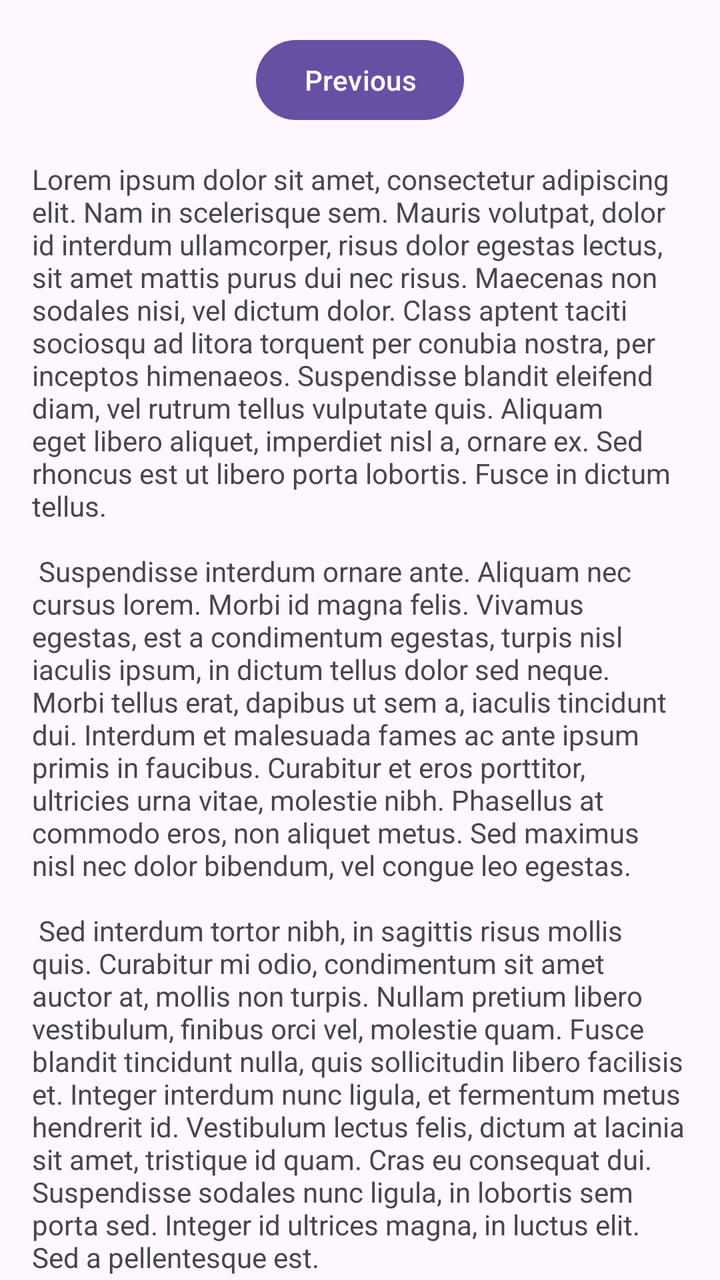
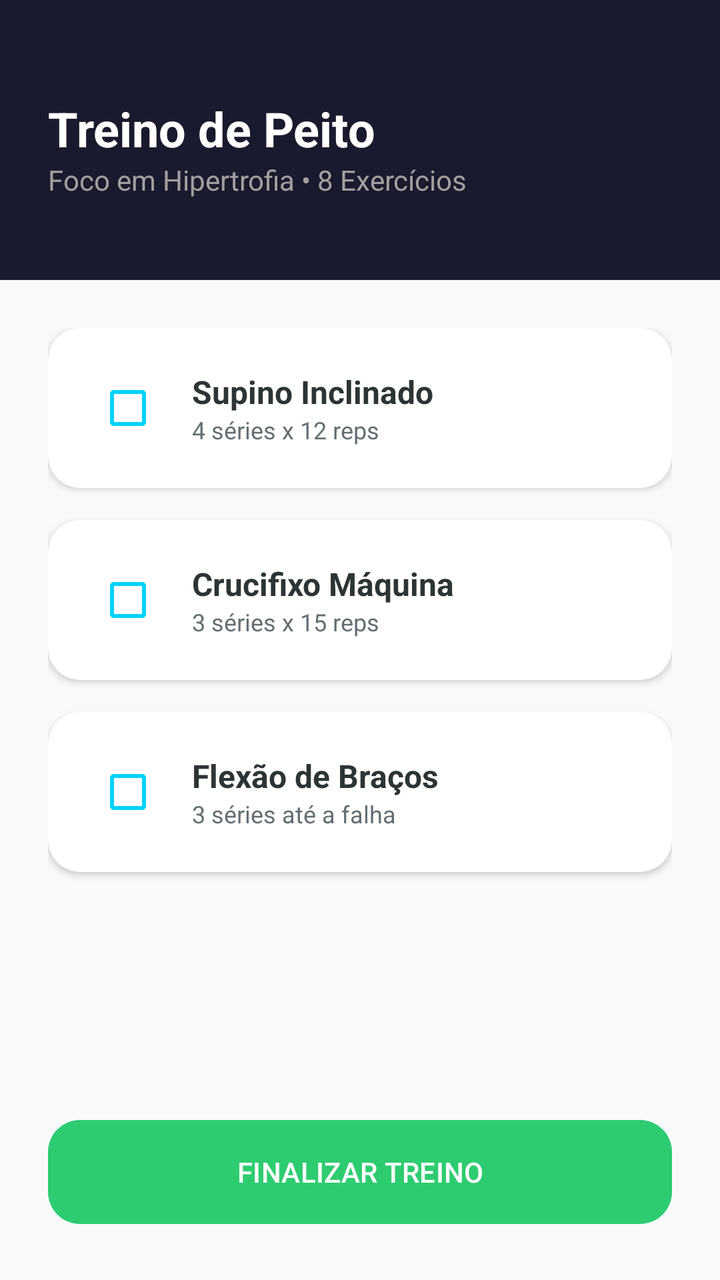

An Android layout rendered at two revisions. The XML below is the earlier revision; the diff shows what the commit changed to produce the second picture.
<!-- AndroidManifest.xml: application theme Theme.GYMAPP -->
<!-- res/layout/fragment_second.xml -->
<?xml version="1.0" encoding="utf-8"?>
<androidx.core.widget.NestedScrollView xmlns:android="http://schemas.android.com/apk/res/android"
    xmlns:app="http://schemas.android.com/apk/res-auto"
    xmlns:tools="http://schemas.android.com/tools"
    android:layout_width="match_parent"
    android:layout_height="match_parent"
    tools:context=".SecondFragment">

    <androidx.constraintlayout.widget.ConstraintLayout
        android:layout_width="match_parent"
        android:layout_height="match_parent"
        android:padding="16dp">

        <Button
            android:id="@+id/button_second"
            android:layout_width="wrap_content"
            android:layout_height="wrap_content"
            android:text="@string/previous"
            app:layout_constraintBottom_toTopOf="@id/textview_second"
            app:layout_constraintEnd_toEndOf="parent"
            app:layout_constraintStart_toStartOf="parent"
            app:layout_constraintTop_toTopOf="parent" />

        <TextView
            android:id="@+id/textview_second"
            android:layout_width="wrap_content"
            android:layout_height="wrap_content"
            android:layout_marginTop="16dp"
            android:text="@string/lorem_ipsum"
            app:layout_constraintBottom_toBottomOf="parent"
            app:layout_constraintEnd_toEndOf="parent"
            app:layout_constraintStart_toStartOf="parent"
            app:layout_constraintTop_toBottomOf="@id/button_second" />
    </androidx.constraintlayout.widget.ConstraintLayout>
</androidx.core.widget.NestedScrollView>
<!-- resources referenced by this layout -->
<resources>
  <string name="lorem_ipsum">
          Lorem ipsum dolor sit amet, consectetur adipiscing elit. Nam in scelerisque sem. Mauris
          volutpat, dolor id interdum ullamcorper, risus dolor egestas lectus, sit amet mattis purus
          dui nec risus. Maecenas non sodales nisi, vel dictum dolor. Class aptent taciti sociosqu ad
          litora torquent per conubia nostra, per inceptos himenaeos. Suspendisse blandit eleifend
          diam, vel rutrum tellus vulputate quis. Aliquam eget libero aliquet, imperdiet nisl a,
          ornare ex. Sed rhoncus est ut libero porta lobortis. Fusce in dictum tellus.\n\n
          Suspendisse interdum ornare ante. Aliquam nec cursus lorem. Morbi id magna felis. Vivamus
          egestas, est a condimentum egestas, turpis nisl iaculis ipsum, in dictum tellus dolor sed
          neque. Morbi tellus erat, dapibus ut sem a, iaculis tincidunt dui. Interdum et malesuada
          fames ac ante ipsum primis in faucibus. Curabitur et eros porttitor, ultricies urna vitae,
          molestie nibh. Phasellus at commodo eros, non aliquet metus. Sed maximus nisl nec dolor
          bibendum, vel congue leo egestas.\n\n
          Sed interdum tortor nibh, in sagittis risus mollis quis. Curabitur mi odio, condimentum sit
          amet auctor at, mollis non turpis. Nullam pretium libero vestibulum, finibus orci vel,
          molestie quam. Fusce blandit tincidunt nulla, quis sollicitudin libero facilisis et. Integer
          interdum nunc ligula, et fermentum metus hendrerit id. Vestibulum lectus felis, dictum at
          lacinia sit amet, tristique id quam. Cras eu consequat dui. Suspendisse sodales nunc ligula,
          in lobortis sem porta sed. Integer id ultrices magna, in luctus elit. Sed a pellentesque
          est.\n\n
          Aenean nunc velit, lacinia sed dolor sed, ultrices viverra nulla. Etiam a venenatis nibh.
          Morbi laoreet, tortor sed facilisis varius, nibh orci rhoncus nulla, id elementum leo dui
          non lorem. Nam mollis ipsum quis auctor varius. Quisque elementum eu libero sed commodo. In
          eros nisl, imperdiet vel imperdiet et, scelerisque a mauris. Pellentesque varius ex nunc,
          quis imperdiet eros placerat ac. Duis finibus orci et est auctor tincidunt. Sed non viverra
          ipsum. Nunc quis augue egestas, cursus lorem at, molestie sem. Morbi a consectetur ipsum, a
          placerat diam. Etiam vulputate dignissim convallis. Integer faucibus mauris sit amet finibus
          convallis.\n\n
          Phasellus in aliquet mi. Pellentesque habitant morbi tristique senectus et netus et
          malesuada fames ac turpis egestas. In volutpat arcu ut felis sagittis, in finibus massa
          gravida. Pellentesque id tellus orci. Integer dictum, lorem sed efficitur ullamcorper,
          libero justo consectetur ipsum, in mollis nisl ex sed nisl. Donec maximus ullamcorper
          sodales. Praesent bibendum rhoncus tellus nec feugiat. In a ornare nulla. Donec rhoncus
          libero vel nunc consequat, quis tincidunt nisl eleifend. Cras bibendum enim a justo luctus
          vestibulum. Fusce dictum libero quis erat maximus, vitae volutpat diam dignissim.
      </string>
  <string name="previous">Previous</string>
  <style name="Theme.GYMAPP" parent="Base.Theme.GYMAPP" />
  <style name="Base.Theme.GYMAPP" parent="Theme.Material3.DayNight.NoActionBar">
          
          
      </style>
</resources>

<!-- the commit's change to res/layout/fragment_second.xml (unified diff, before → after) -->
@@ -1,35 +1,184 @@
 <?xml version="1.0" encoding="utf-8"?>
-<androidx.core.widget.NestedScrollView xmlns:android="http://schemas.android.com/apk/res/android"
+<androidx.constraintlayout.widget.ConstraintLayout xmlns:android="http://schemas.android.com/apk/res/android"
     xmlns:app="http://schemas.android.com/apk/res-auto"
     xmlns:tools="http://schemas.android.com/tools"
     android:layout_width="match_parent"
     android:layout_height="match_parent"
+    android:background="@color/bg_light"
     tools:context=".SecondFragment">
 
-    <androidx.constraintlayout.widget.ConstraintLayout
+    
+    <View
+        android:id="@+id/viewHeader"
         android:layout_width="match_parent"
-        android:layout_height="match_parent"
-        android:padding="16dp">
+        android:layout_height="140dp"
+        android:background="@color/primary_dark"
+        app:layout_constraintTop_toTopOf="parent" />
 
-        <Button
-            android:id="@+id/button_second"
-            android:layout_width="wrap_content"
+    <TextView
+        android:id="@+id/tvWorkoutTitle"
+        android:layout_width="wrap_content"
+        android:layout_height="wrap_content"
+        android:layout_marginStart="24dp"
+        android:layout_marginTop="48dp"
+        android:text="Treino de Peito"
+        android:textColor="@color/white"
+        android:textSize="24sp"
+        android:textStyle="bold"
+        app:layout_constraintStart_toStartOf="parent"
+        app:layout_constraintTop_toTopOf="parent" />
+
+    <TextView
+        android:id="@+id/tvWorkoutSubtitle"
+        android:layout_width="wrap_content"
+        android:layout_height="wrap_content"
+        android:text="Foco em Hipertrofia • 8 Exercícios"
+        android:textColor="#A0A0A0"
+        app:layout_constraintStart_toStartOf="@id/tvWorkoutTitle"
+        app:layout_constraintTop_toBottomOf="@id/tvWorkoutTitle" />
+
+    
+    <androidx.core.widget.NestedScrollView
+        android:layout_width="match_parent"
+        android:layout_height="0dp"
+        app:layout_constraintBottom_toTopOf="@id/btnFinish"
+        app:layout_constraintTop_toBottomOf="@id/viewHeader">
+
+        <LinearLayout
+            android:layout_width="match_parent"
             android:layout_height="wrap_content"
-            android:text="@string/previous"
-            app:layout_constraintBottom_toTopOf="@id/textview_second"
-            app:layout_constraintEnd_toEndOf="parent"
-            app:layout_constraintStart_toStartOf="parent"
-            app:layout_constraintTop_toTopOf="parent" />
+            android:orientation="vertical"
+            android:padding="24dp">
 
-        <TextView
-            android:id="@+id/textview_second"
-            android:layout_width="wrap_content"
-            android:layout_height="wrap_content"
-            android:layout_marginTop="16dp"
-            android:text="@string/lorem_ipsum"
-            app:layout_constraintBottom_toBottomOf="parent"
-            app:layout_constraintEnd_toEndOf="parent"
-            app:layout_constraintStart_toStartOf="parent"
-            app:layout_constraintTop_toBottomOf="@id/button_second" />
-    </androidx.constraintlayout.widget.ConstraintLayout>
-</androidx.core.widget.NestedScrollView>
+            
+            <androidx.cardview.widget.CardView
+                android:layout_width="match_parent"
+                android:layout_height="wrap_content"
+                android:layout_marginBottom="16dp"
+                app:cardCornerRadius="16dp"
+                app:cardElevation="2dp">
+                <LinearLayout
+                    android:layout_width="match_parent"
+                    android:layout_height="wrap_content"
+                    android:padding="16dp"
+                    android:gravity="center_vertical">
+                    <CheckBox
+                        android:layout_width="wrap_content"
+                        android:layout_height="wrap_content"
+                        android:buttonTint="@color/accent_blue"/>
+                    <LinearLayout
+                        android:layout_width="0dp"
+                        android:layout_height="wrap_content"
+                        android:layout_weight="1"
+                        android:layout_marginStart="8dp"
+                        android:orientation="vertical">
+                        <TextView
+                            android:layout_width="wrap_content"
+                            android:layout_height="wrap_content"
+                            android:text="Supino Inclinado"
+                            android:textStyle="bold"
+                            android:textSize="16sp"
+                            android:textColor="@color/text_main"/>
+                        <TextView
+                            android:layout_width="wrap_content"
+                            android:layout_height="wrap_content"
+                            android:text="4 séries x 12 reps"
+                            android:textSize="12sp"
+                            android:textColor="@color/text_secondary"/>
+                    </LinearLayout>
+                </LinearLayout>
+            </androidx.cardview.widget.CardView>
+
+            
+            <androidx.cardview.widget.CardView
+                android:layout_width="match_parent"
+                android:layout_height="wrap_content"
+                android:layout_marginBottom="16dp"
+                app:cardCornerRadius="16dp"
+                app:cardElevation="2dp">
+                <LinearLayout
+                    android:layout_width="match_parent"
+                    android:layout_height="wrap_content"
+                    android:padding="16dp"
+                    android:gravity="center_vertical">
+                    <CheckBox
+                        android:layout_width="wrap_content"
+                        android:layout_height="wrap_content"
+                        android:buttonTint="@color/accent_blue"/>
+                    <LinearLayout
+                        android:layout_width="0dp"
+                        android:layout_height="wrap_content"
+                        android:layout_weight="1"
+                        android:layout_marginStart="8dp"
+                        android:orientation="vertical">
+                        <TextView
+                            android:layout_width="wrap_content"
+                            android:layout_height="wrap_content"
+                            android:text="Crucifixo Máquina"
+                            android:textStyle="bold"
+                            android:textSize="16sp"
+                            android:textColor="@color/text_main"/>
+                        <TextView
+                            android:layout_width="wrap_content"
+                            android:layout_height="wrap_content"
+                            android:text="3 séries x 15 reps"
+                            android:textSize="12sp"
+                            android:textColor="@color/text_secondary"/>
+                    </LinearLayout>
+                </LinearLayout>
+            </androidx.cardview.widget.CardView>
+
+            
+            <androidx.cardview.widget.CardView
+                android:layout_width="match_parent"
+                android:layout_height="wrap_content"
+                android:layout_marginBottom="16dp"
+                app:cardCornerRadius="16dp"
+                app:cardElevation="2dp">
+                <LinearLayout
+                    android:layout_width="match_parent"
+                    android:layout_height="wrap_content"
+                    android:padding="16dp"
+                    android:gravity="center_vertical">
+                    <CheckBox
+                        android:layout_width="wrap_content"
+                        android:layout_height="wrap_content"
+                        android:buttonTint="@color/accent_blue"/>
+                    <LinearLayout
+                        android:layout_width="0dp"
+                        android:layout_height="wrap_content"
+                        android:layout_weight="1"
+                        android:layout_marginStart="8dp"
+                        android:orientation="vertical">
+                        <TextView
+                            android:layout_width="wrap_content"
+                            android:layout_height="wrap_content"
+                            android:text="Flexão de Braços"
+                            android:textStyle="bold"
+                            android:textSize="16sp"
+                            android:textColor="@color/text_main"/>
+                        <TextView
+                            android:layout_width="wrap_content"
+                            android:layout_height="wrap_content"
+                            android:text="3 séries até a falha"
+                            android:textSize="12sp"
+                            android:textColor="@color/text_secondary"/>
+                    </LinearLayout>
+                </LinearLayout>
+            </androidx.cardview.widget.CardView>
+
+        </LinearLayout>
+    </androidx.core.widget.NestedScrollView>
+
+    <com.google.android.material.button.MaterialButton
+        android:id="@+id/btnFinish"
+        android:layout_width="match_parent"
+        android:layout_height="60dp"
+        android:layout_margin="24dp"
+        android:text="FINALIZAR TREINO"
+        android:textColor="@color/white"
+        app:backgroundTint="@color/success_green"
+        app:cornerRadius="16dp"
+        app:layout_constraintBottom_toBottomOf="parent" />
+
+</androidx.constraintlayout.widget.ConstraintLayout>
<!-- resource entries referenced after the edit -->
@@ -1,42 +1,12 @@
 <!-- resources referenced by this layout -->
 <resources>
-  <string name="lorem_ipsum">
-          Lorem ipsum dolor sit amet, consectetur adipiscing elit. Nam in scelerisque sem. Mauris
-          volutpat, dolor id interdum ullamcorper, risus dolor egestas lectus, sit amet mattis purus
-          dui nec risus. Maecenas non sodales nisi, vel dictum dolor. Class aptent taciti sociosqu ad
-          litora torquent per conubia nostra, per inceptos himenaeos. Suspendisse blandit eleifend
-          diam, vel rutrum tellus vulputate quis. Aliquam eget libero aliquet, imperdiet nisl a,
-          ornare ex. Sed rhoncus est ut libero porta lobortis. Fusce in dictum tellus.\n\n
-          Suspendisse interdum ornare ante. Aliquam nec cursus lorem. Morbi id magna felis. Vivamus
-          egestas, est a condimentum egestas, turpis nisl iaculis ipsum, in dictum tellus dolor sed
-          neque. Morbi tellus erat, dapibus ut sem a, iaculis tincidunt dui. Interdum et malesuada
-          fames ac ante ipsum primis in faucibus. Curabitur et eros porttitor, ultricies urna vitae,
-          molestie nibh. Phasellus at commodo eros, non aliquet metus. Sed maximus nisl nec dolor
-          bibendum, vel congue leo egestas.\n\n
-          Sed interdum tortor nibh, in sagittis risus mollis quis. Curabitur mi odio, condimentum sit
-          amet auctor at, mollis non turpis. Nullam pretium libero vestibulum, finibus orci vel,
-          molestie quam. Fusce blandit tincidunt nulla, quis sollicitudin libero facilisis et. Integer
-          interdum nunc ligula, et fermentum metus hendrerit id. Vestibulum lectus felis, dictum at
-          lacinia sit amet, tristique id quam. Cras eu consequat dui. Suspendisse sodales nunc ligula,
-          in lobortis sem porta sed. Integer id ultrices magna, in luctus elit. Sed a pellentesque
-          est.\n\n
-          Aenean nunc velit, lacinia sed dolor sed, ultrices viverra nulla. Etiam a venenatis nibh.
-          Morbi laoreet, tortor sed facilisis varius, nibh orci rhoncus nulla, id elementum leo dui
-          non lorem. Nam mollis ipsum quis auctor varius. Quisque elementum eu libero sed commodo. In
-          eros nisl, imperdiet vel imperdiet et, scelerisque a mauris. Pellentesque varius ex nunc,
-          quis imperdiet eros placerat ac. Duis finibus orci et est auctor tincidunt. Sed non viverra
-          ipsum. Nunc quis augue egestas, cursus lorem at, molestie sem. Morbi a consectetur ipsum, a
-          placerat diam. Etiam vulputate dignissim convallis. Integer faucibus mauris sit amet finibus
-          convallis.\n\n
-          Phasellus in aliquet mi. Pellentesque habitant morbi tristique senectus et netus et
-          malesuada fames ac turpis egestas. In volutpat arcu ut felis sagittis, in finibus massa
-          gravida. Pellentesque id tellus orci. Integer dictum, lorem sed efficitur ullamcorper,
-          libero justo consectetur ipsum, in mollis nisl ex sed nisl. Donec maximus ullamcorper
-          sodales. Praesent bibendum rhoncus tellus nec feugiat. In a ornare nulla. Donec rhoncus
-          libero vel nunc consequat, quis tincidunt nisl eleifend. Cras bibendum enim a justo luctus
-          vestibulum. Fusce dictum libero quis erat maximus, vitae volutpat diam dignissim.
-      </string>
-  <string name="previous">Previous</string>
+  <color name="accent_blue">#00D2FF</color>
+  <color name="bg_light">#F8F9FA</color>
+  <color name="primary_dark">#1A1A2E</color>
+  <color name="success_green">#2ECC71</color>
+  <color name="text_main">#2D3436</color>
+  <color name="text_secondary">#636E72</color>
+  <color name="white">#FFFFFFFF</color>
   <style name="Theme.GYMAPP" parent="Base.Theme.GYMAPP" />
   <style name="Base.Theme.GYMAPP" parent="Theme.Material3.DayNight.NoActionBar">
           
